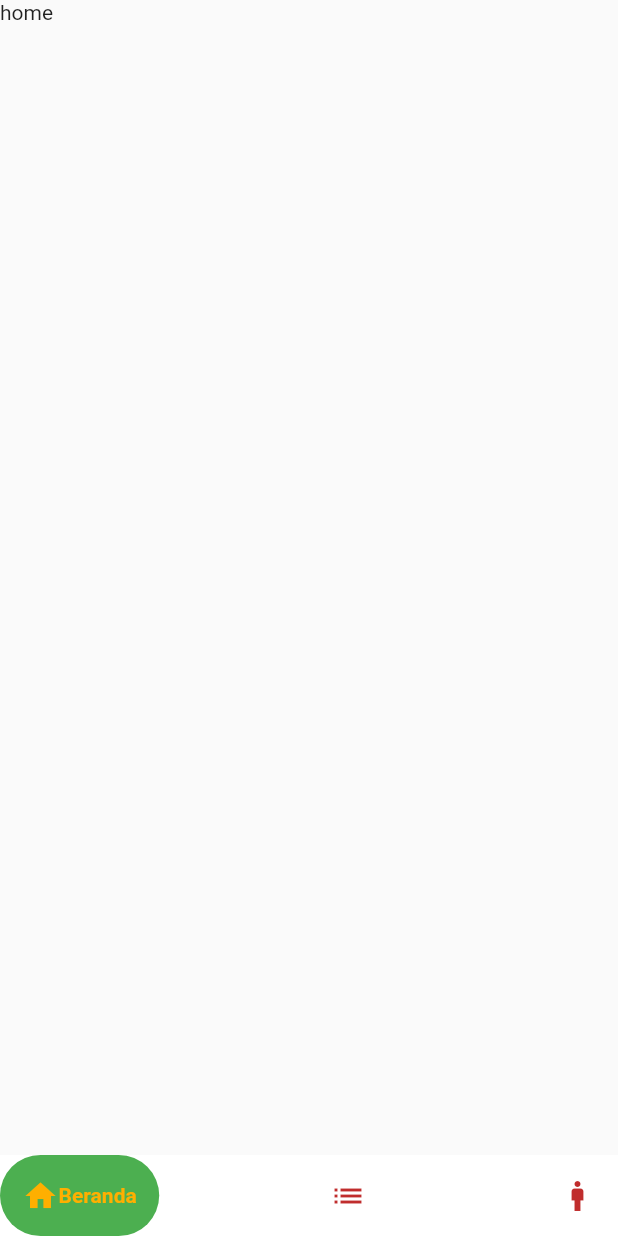
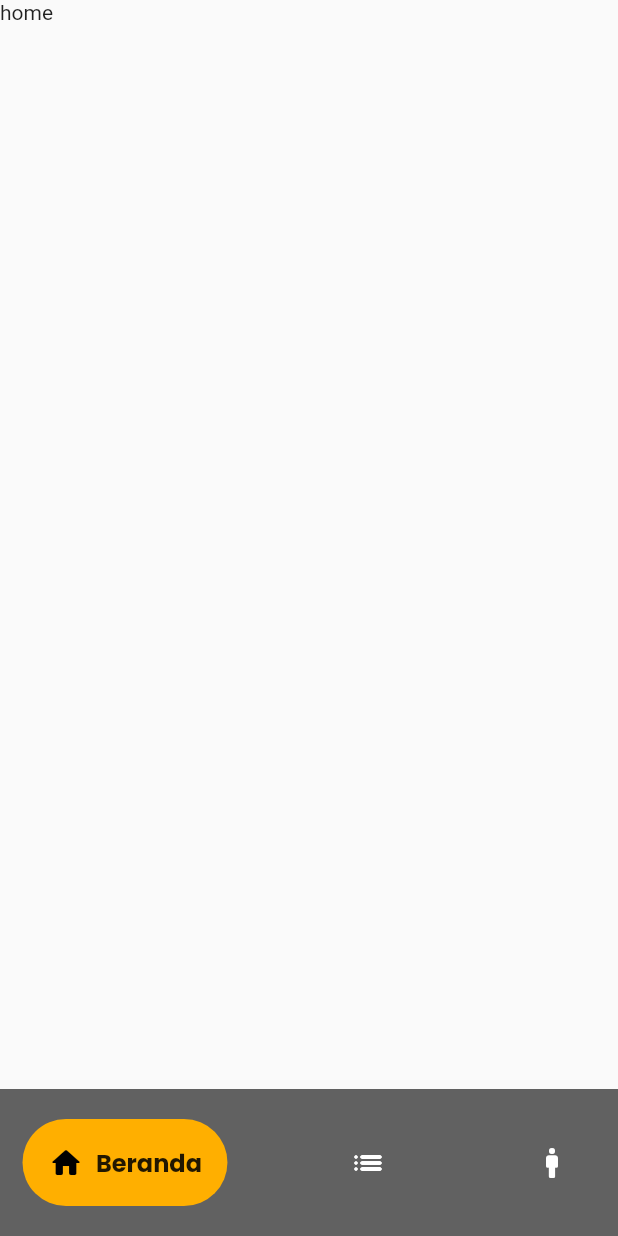
Before and after one commit to achmadtaufiqhidayat/Prototype_MobileFramework_SF, a Flutter app: the screen it shows after launch, after a tap on "LOGIN", on a phone screen of 412 x 824 dp. Run offline on Flutter 3.47's test engine with Material 2 defaults, Android fonts, the light colour scheme and no system bars; drawn by our look-alikes of google_nav_bar; our stand-ins replace google_fonts, page_transition.

Commit message:
update bottom nav bar dan splashscreen

```diff
--- a/prototype_mobile_sultanfarm/lib/controller/Bottom_Nav.dart
+++ b/prototype_mobile_sultanfarm/lib/controller/Bottom_Nav.dart
@@ -1,4 +1,5 @@
 import 'package:flutter/material.dart';
+import 'package:google_fonts/google_fonts.dart';
 import 'package:google_nav_bar/google_nav_bar.dart';
 import 'package:prototype_mobile_sultanfarm/view/Domba.dart';
 import 'package:prototype_mobile_sultanfarm/view/Home.dart';
@@ -20,28 +21,50 @@ class _BottomNavState extends State<BottomNav> {
   Widget build(BuildContext context) {
     return Scaffold(
       body: body[curIndex],
-      bottomNavigationBar: GNav(
-          backgroundColor: color_bg,
-          color: color_red,
-          activeColor: color_utama,
-          tabBackgroundColor: Colors.green,
-          padding: EdgeInsets.all(15),
+      bottomNavigationBar: Container(
+        color: Colors.grey.shade700,
+        child: Padding(
+          padding: const EdgeInsets.symmetric(horizontal: 15, vertical: 20),
+          child: GNav(
+              backgroundColor: Colors.grey.shade700,
+              color: Colors.white,
+              activeColor: Colors.black,
+              tabBackgroundColor: Color(0xFFFFAF00),
+              padding: EdgeInsets.all(17),
               onTabChange: ontap,
               selectedIndex: curIndex,
+              gap: 8,
               tabs: [
                 GButton(
-              icon: Icons.home,
+                  icon: Icons.home_rounded,
                   text: 'Beranda',
+                  textStyle: GoogleFonts.getFont(
+                    'Poppins',
+                    fontWeight: FontWeight.bold,
+                    fontSize: 16,
+                  ),
                 ),
                 GButton(
-              icon: Icons.list,
+                  icon: Icons.list_rounded,
                   text: 'Domba',
+                  textStyle: GoogleFonts.getFont(
+                    'Poppins',
+                    fontWeight: FontWeight.bold,
+                    fontSize: 16,
+                  ),
                 ),
                 GButton(
-              icon: Icons.man,
+                  icon: Icons.man_rounded,
                   text: 'Profil',
+                  textStyle: GoogleFonts.getFont(
+                    'Poppins',
+                    fontWeight: FontWeight.bold,
+                    fontSize: 16,
+                  ),
                 )
               ]),
+        ),
+      ),
     );
   }
 
--- a/prototype_mobile_sultanfarm/lib/view/SplashScreen.dart
+++ b/prototype_mobile_sultanfarm/lib/view/SplashScreen.dart
@@ -35,8 +35,8 @@ class _SplashScreenState extends State<SplashScreen> {
           crossAxisAlignment: CrossAxisAlignment.center,
           children: <Widget>[
             Container(
-              width: 80,
-              height: 80,
+              width: 110,
+              height: 110,
               child: Column(children: <Widget>[
                 Image.asset(
                   "assets/images/logo.png",
```
Lines whose indentation alone changed are shown as unchanged.
